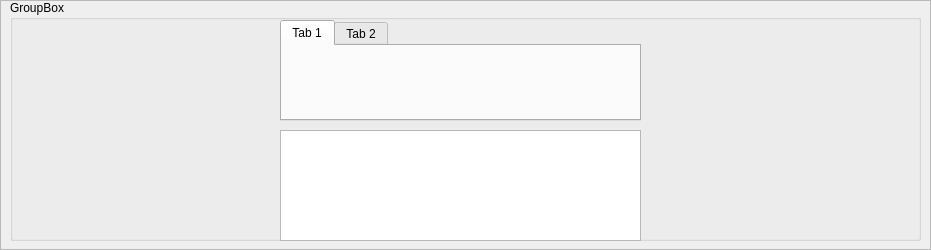
The window that Implementierung/resources/forms/analysisbox.ui (SuppenGeist/pse-ws1516-videoencoder-ta) describes before a commit, drawn with Qt 5.
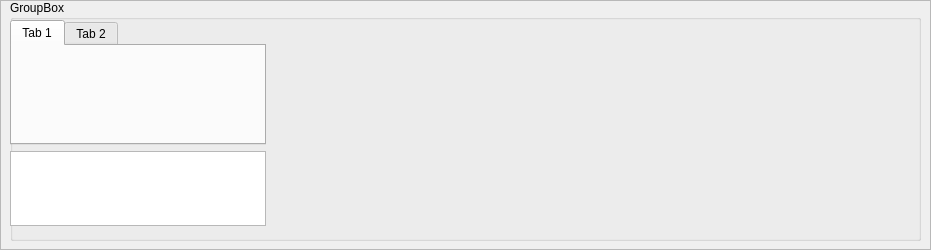
The same window after the commit. Icons and pictures are not drawn.

Commit message: changed return GUI::Video to Model::Video in EncodedVideo

What changed in the file:
```diff
--- a/Implementierung/resources/forms/analysisbox.ui
+++ b/Implementierung/resources/forms/analysisbox.ui
@@ -31,59 +31,6 @@
    <property name="title">
     <string>GroupBox</string>
    </property>
-   <widget class="QWidget" name="mainVideo" native="true">
-    <property name="geometry">
-     <rect>
-      <x>10</x>
-      <y>20</y>
-      <width>251</width>
-      <height>221</height>
-     </rect>
-    </property>
-   </widget>
-   <widget class="QWidget" name="analysisVideo" native="true">
-    <property name="geometry">
-     <rect>
-      <x>640</x>
-      <y>20</y>
-      <width>251</width>
-      <height>221</height>
-     </rect>
-    </property>
-   </widget>
-   <widget class="QTabWidget" name="tabWidget">
-    <property name="geometry">
-     <rect>
-      <x>270</x>
-      <y>20</y>
-      <width>361</width>
-      <height>101</height>
-     </rect>
-    </property>
-    <property name="currentIndex">
-     <number>0</number>
-    </property>
-    <widget class="QWidget" name="tab">
-     <attribute name="title">
-      <string>Tab 1</string>
-     </attribute>
-    </widget>
-    <widget class="QWidget" name="tab_2">
-     <attribute name="title">
-      <string>Tab 2</string>
-     </attribute>
-    </widget>
-   </widget>
-   <widget class="QTextEdit" name="userComment">
-    <property name="geometry">
-     <rect>
-      <x>270</x>
-      <y>130</y>
-      <width>361</width>
-      <height>111</height>
-     </rect>
-    </property>
-   </widget>
    <widget class="QPushButton" name="pushButton">
     <property name="geometry">
      <rect>
@@ -110,6 +57,83 @@
      <bool>true</bool>
     </property>
    </widget>
+   <widget class="QWidget" name="horizontalLayoutWidget">
+    <property name="geometry">
+     <rect>
+      <x>0</x>
+      <y>20</y>
+      <width>911</width>
+      <height>212</height>
+     </rect>
+    </property>
+    <layout class="QHBoxLayout" name="horizontalLayout">
+     <property name="sizeConstraint">
+      <enum>QLayout::SetFixedSize</enum>
+     </property>
+     <item>
+      <layout class="QGridLayout" name="rawVidCon"/>
+     </item>
+     <item>
+      <layout class="QGridLayout" name="anaVidCon">
+       <item row="0" column="0">
+        <layout class="QVBoxLayout" name="verticalLayout">
+         <item>
+          <widget class="QTabWidget" name="tabWidget">
+           <property name="minimumSize">
+            <size>
+             <width>0</width>
+             <height>125</height>
+            </size>
+           </property>
+           <property name="maximumSize">
+            <size>
+             <width>400</width>
+             <height>125</height>
+            </size>
+           </property>
+           <property name="currentIndex">
+            <number>0</number>
+           </property>
+           <widget class="QWidget" name="tab">
+            <attribute name="title">
+             <string>Tab 1</string>
+            </attribute>
+           </widget>
+           <widget class="QWidget" name="tab_2">
+            <attribute name="title">
+             <string>Tab 2</string>
+            </attribute>
+           </widget>
+          </widget>
+         </item>
+         <item>
+          <widget class="QTextEdit" name="userComment">
+           <property name="sizePolicy">
+            <sizepolicy hsizetype="Minimum" vsizetype="Minimum">
+             <horstretch>0</horstretch>
+             <verstretch>0</verstretch>
+            </sizepolicy>
+           </property>
+           <property name="minimumSize">
+            <size>
+             <width>0</width>
+             <height>75</height>
+            </size>
+           </property>
+           <property name="maximumSize">
+            <size>
+             <width>400</width>
+             <height>75</height>
+            </size>
+           </property>
+          </widget>
+         </item>
+        </layout>
+       </item>
+      </layout>
+     </item>
+    </layout>
+   </widget>
   </widget>
  </widget>
  <resources>
```
Left out of the diff: 4 changed lines with no effect on the pictures. The commit also changes 6 other files.
